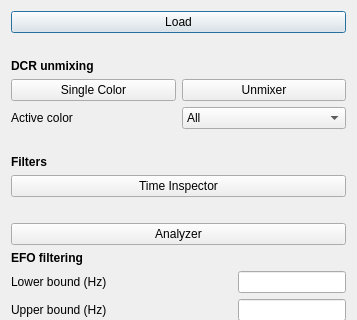
Above: pyminflux/ui/wizard.ui from bsse-scf/pyMINFLUX before the change; both pictures show x 0 to 357 and y 0 to 320 of the 357 by 939 pixel window. Below: the same form after it.
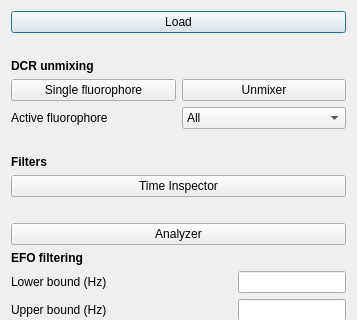
That is the form after the change.

Commit message: Reduce usage of term "Color" and use "Fluorophore" instead.

```diff
--- a/pyminflux/ui/wizard.ui
+++ b/pyminflux/ui/wizard.ui
@@ -81,7 +81,7 @@
        <item>
         <widget class="QPushButton" name="pbSingleColor">
          <property name="text">
-          <string>Single Color</string>
+          <string>Single fluorophore</string>
          </property>
         </widget>
        </item>
@@ -105,7 +105,7 @@
           </sizepolicy>
          </property>
          <property name="text">
-          <string>Active color</string>
+          <string>Active fluorophore</string>
          </property>
         </widget>
        </item>
```
The commit also changes 3 other files.
